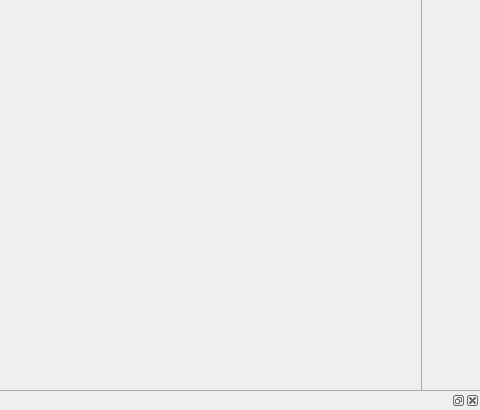
Old version of the form apps/livreGUI/MainWindow.ui in the repository BlueBrain/Livre; both pictures show x 320 to 800 and y 190 to 600 of the 800 by 600 pixel window.
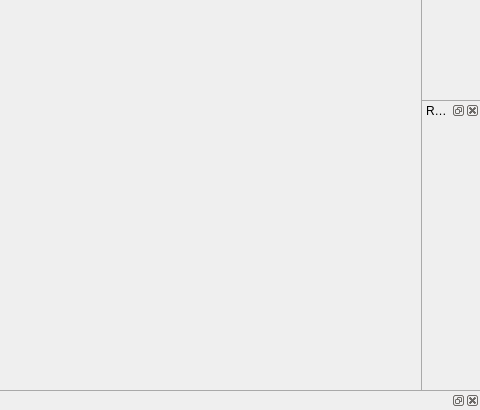
New version of the form.

Commit message: Changeable Volume renderer parameters by making them a ZeroBuf object

What changed in the file:
```diff
--- a/apps/livreGUI/MainWindow.ui
+++ b/apps/livreGUI/MainWindow.ui
@@ -44,6 +44,21 @@
    </attribute>
    <widget class="QWidget" name="animationDockWidgetPlaceholder"/>
   </widget>
+  <widget class="QDockWidget" name="renderParametersDockWidget">
+   <property name="sizePolicy">
+    <sizepolicy hsizetype="Expanding" vsizetype="Expanding">
+     <horstretch>0</horstretch>
+     <verstretch>0</verstretch>
+    </sizepolicy>
+   </property>
+   <property name="windowTitle">
+    <string>Render Parameters</string>
+   </property>
+   <attribute name="dockWidgetArea">
+    <number>2</number>
+   </attribute>
+   <widget class="QWidget" name="renderParametersDockWidgetPlaceholder"/>
+  </widget>
  </widget>
  <resources/>
  <connections/>
```
The commit also changes 38 other files.
